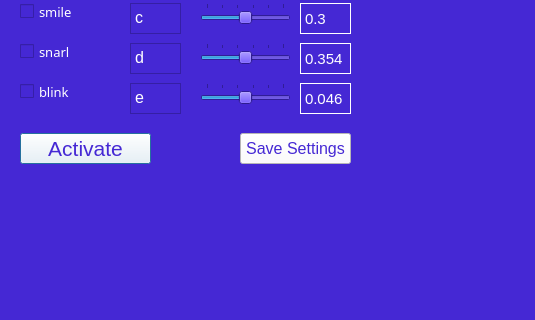
This is fr2.ui in manulea/MITGUI as Qt 5 draws it before an edit; both pictures show x 0 to 535 and y 107 to 427 of the 1008 by 427 pixel window. The edited form follows.
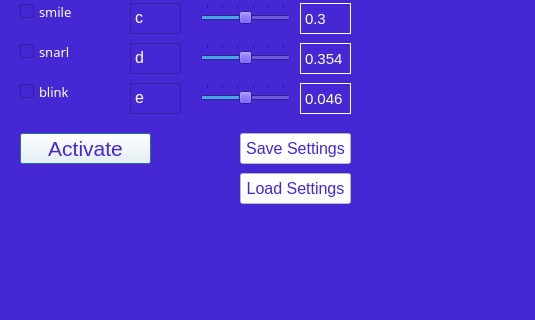
This is the edited form.

Commit message: Save settings works properly now

Diff of the .ui file:
```diff
--- a/fr2.ui
+++ b/fr2.ui
@@ -619,6 +619,28 @@
     <string>0.046</string>
    </property>
   </widget>
+  <widget class="QPushButton" name="btnLoad">
+   <property name="geometry">
+    <rect>
+     <x>240</x>
+     <y>280</y>
+     <width>111</width>
+     <height>31</height>
+    </rect>
+   </property>
+   <property name="font">
+    <font>
+     <pointsize>12</pointsize>
+    </font>
+   </property>
+   <property name="styleSheet">
+    <string notr="true">background-color: rgb(255, 255, 255);
+color: rgb(69, 40, 212);</string>
+   </property>
+   <property name="text">
+    <string>Load Settings</string>
+   </property>
+  </widget>
  </widget>
  <resources/>
  <connections/>
```
The commit also changes 2 other files.
